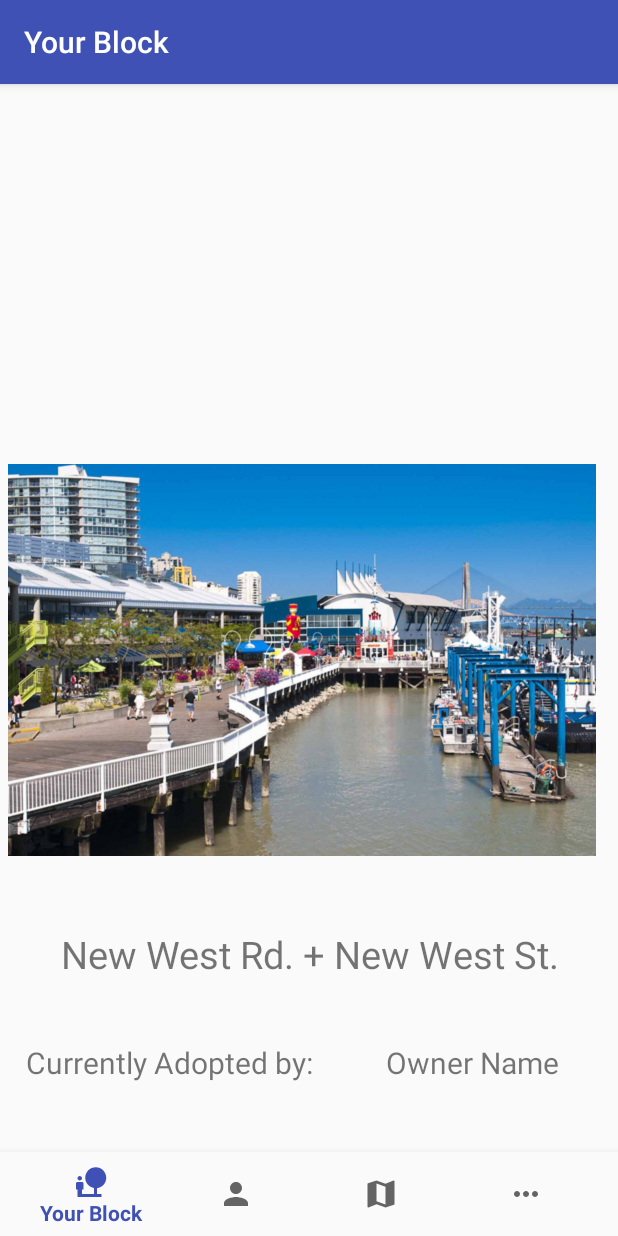
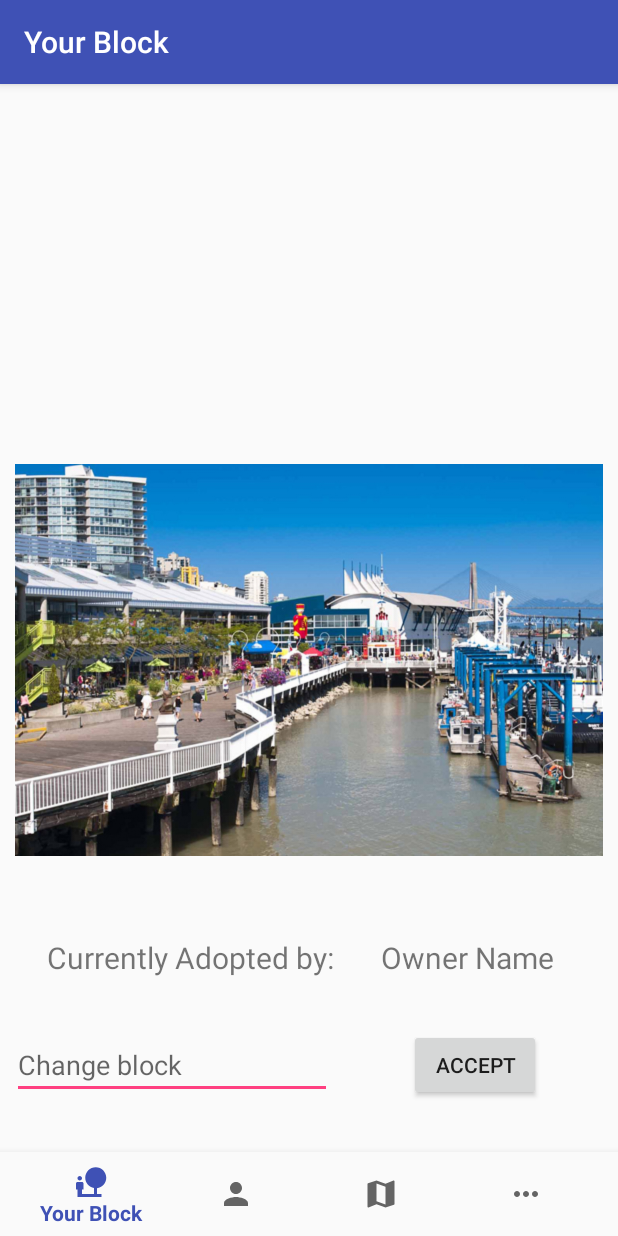
Before and after one commit to GordiArtur/AdoptABlock, an Android app: the screen it shows after launch (BlockActivity), on a phone screen of 412 x 824 dp. Run offline under Robolectric (Android 15) with nearby library versions, the phone set to English and light mode, and no system bars; our stand-ins replace Firebase (no records; nobody signed in at launch, a user with empty details on screens opened directly).

Commit message:
Created Firebase test function
-Logging in does not work currently

```diff
--- a/app/build.gradle
+++ b/app/build.gradle
@@ -25,6 +25,7 @@ dependencies {
     implementation 'com.android.support:design:26.1.0'
     implementation 'com.android.support.constraint:constraint-layout:1.0.2'
     implementation 'com.google.firebase:firebase-auth:11.8.0'
+    implementation 'com.google.firebase:firebase-database:11.8.0'
     implementation 'com.google.android.gms:play-services-maps:11.8.0'
     testImplementation 'junit:junit:4.12'
     androidTestImplementation 'com.android.support.test:runner:1.0.1'
--- a/app/src/main/java/com/example/gordiartur/adoptablock/BlockActivity.java
+++ b/app/src/main/java/com/example/gordiartur/adoptablock/BlockActivity.java
@@ -5,10 +5,88 @@ import android.os.Bundle;
 import android.support.annotation.NonNull;
 import android.support.design.widget.BottomNavigationView;
 import android.support.v7.app.AppCompatActivity;
+import android.util.Log;
 import android.view.MenuItem;
+import android.view.View;
+import android.widget.EditText;
 import android.widget.TextView;
 
+import com.google.firebase.database.DataSnapshot;
+import com.google.firebase.database.DatabaseError;
+import com.google.firebase.database.DatabaseReference;
+import com.google.firebase.database.FirebaseDatabase;
+import com.google.firebase.database.ValueEventListener;
+
 public class BlockActivity extends AppCompatActivity {
+    private static final String TAG = BlockActivity.class.getName();
+    private DatabaseReference mDatabase;
+    private String test_block_name_database;
+
+    /**
+     * Test Google Firebase by setting and getting values between the app and the cloud database
+     *
+     * use test user: test2@gmail.com pass: hunter2
+     */
+    private void testDatabase() {
+        FirebaseDatabase database = FirebaseDatabase.getInstance();
+        DatabaseReference myRef = database.getReference("test_field/would_nested_work?");
+        myRef.setValue("Artur was not here");
+
+        mDatabase = FirebaseDatabase.getInstance().getReference();
+
+        // Listens and updates the app in real time if a database value changes
+        myRef.addValueEventListener(new ValueEventListener() {
+            @Override
+            public void onDataChange(DataSnapshot dataSnapshot) {
+                // This method is called once with the initial value and again
+                // whenever data at this location is updated.
+                String value = dataSnapshot.getValue(String.class);
+                Log.d(TAG, "Value is: " + value);
+            }
+
+            @Override
+            public void onCancelled(DatabaseError error) {
+                // Failed to read value
+                Log.w(TAG, "Failed to read value.", error.toException());
+            }
+        });
+    }
+
+    /**
+     * Sets the street name based on the stored value in the database
+     * @TODO Convert to boolean
+     */
+    private void setStreetName() {
+
+    }
+
+    /**
+     * Change current block name by the one inputted by the user
+     * @param v View
+     */
+    public void block_adopt_block_clicked(View v) {
+        EditText text_val = findViewById(R.id.block_block_input_text);
+        TextView block_name_text = findViewById(R.id.block_street_name_text);
+        String block_name = text_val.getText().toString();
+
+        // Update block name if input is not empty
+        if (!block_name.isEmpty()) {
+            block_name_text.setText(block_name);
+        }
+    }
+
+    protected void onCreate(Bundle savedInstanceState) {
+        super.onCreate(savedInstanceState);
+        setContentView(R.layout.activity_block);
+
+        BottomNavigationView navigation = findViewById(R.id.navigation);
+        BottomNavigationViewHelper.disableShiftMode(navigation);
+        navigation.setSelectedItemId(R.id.navigation_block);
+        navigation.setOnNavigationItemSelectedListener(mOnNavigationItemSelectedListener);
+
+        // Test database functions
+        testDatabase();
+    }
 
     private BottomNavigationView.OnNavigationItemSelectedListener mOnNavigationItemSelectedListener
             = new BottomNavigationView.OnNavigationItemSelectedListener() {
@@ -36,16 +114,4 @@ public class BlockActivity extends AppCompatActivity {
             return false;
         }
     };
-
-    @Override
-    protected void onCreate(Bundle savedInstanceState) {
-        super.onCreate(savedInstanceState);
-        setContentView(R.layout.activity_block);
-
-        BottomNavigationView navigation = findViewById(R.id.navigation);
-        BottomNavigationViewHelper.disableShiftMode(navigation);
-        navigation.setSelectedItemId(R.id.navigation_block);
-        navigation.setOnNavigationItemSelectedListener(mOnNavigationItemSelectedListener);
-    }
-
 }
--- a/app/src/main/res/layout/activity_block.xml
+++ b/app/src/main/res/layout/activity_block.xml
@@ -24,7 +24,6 @@
         android:layout_marginBottom="196sp"
         app:layout_constraintBottom_toTopOf="@+id/navigation"
         app:layout_constraintEnd_toEndOf="parent"
-        app:layout_constraintHorizontal_bias="0.25"
         app:layout_constraintStart_toStartOf="parent"
         app:layout_constraintTop_toTopOf="parent"
         app:layout_constraintVertical_bias="1.0"
@@ -38,14 +37,14 @@
         android:layout_marginEnd="8sp"
         android:layout_marginStart="8sp"
         android:layout_marginTop="8sp"
-        android:text="@string/block_street_name"
+        android:text=""
         android:textSize="25sp"
         app:layout_constraintBottom_toTopOf="@+id/navigation"
         app:layout_constraintEnd_toEndOf="parent"
         app:layout_constraintHorizontal_bias="0.512"
         app:layout_constraintStart_toStartOf="parent"
         app:layout_constraintTop_toBottomOf="@+id/block_background_image"
-        app:layout_constraintVertical_bias="0.267" />
+        app:layout_constraintVertical_bias="0.0" />
 
     <TextView
         android:id="@+id/block_currently_adopted_text"
@@ -60,10 +59,10 @@
         android:textSize="20sp"
         app:layout_constraintBottom_toTopOf="@+id/navigation"
         app:layout_constraintEnd_toEndOf="parent"
-        app:layout_constraintHorizontal_bias="0.045"
+        app:layout_constraintHorizontal_bias="0.114"
         app:layout_constraintStart_toStartOf="parent"
         app:layout_constraintTop_toBottomOf="@+id/block_street_name_text"
-        app:layout_constraintVertical_bias="0.47" />
+        app:layout_constraintVertical_bias="0.018" />
 
     <TextView
         android:id="@+id/block_owner_name_text"
@@ -78,9 +77,39 @@
         android:textSize="20sp"
         app:layout_constraintBottom_toTopOf="@+id/navigation"
         app:layout_constraintEnd_toEndOf="parent"
-        app:layout_constraintHorizontal_bias="0.568"
+        app:layout_constraintHorizontal_bias="0.406"
         app:layout_constraintStart_toEndOf="@+id/block_currently_adopted_text"
         app:layout_constraintTop_toBottomOf="@+id/block_street_name_text"
-        app:layout_constraintVertical_bias="0.47" />
+        app:layout_constraintVertical_bias="0.018" />
+
+    <EditText
+        android:id="@+id/block_block_input_text"
+        android:layout_width="wrap_content"
+        android:layout_height="wrap_content"
+        android:layout_marginBottom="8dp"
+        android:layout_marginStart="8dp"
+        android:layout_marginTop="8dp"
+        android:ems="10"
+        android:inputType="textPersonName"
+        android:text=""
+        android:hint="Change block"
+        app:layout_constraintBottom_toTopOf="@+id/navigation"
+        app:layout_constraintStart_toStartOf="parent"
+        app:layout_constraintTop_toBottomOf="@+id/block_currently_adopted_text" />
+
+    <Button
+        android:id="@+id/block_adopt_block_button"
+        android:onClick="block_adopt_block_clicked"
+        android:layout_width="wrap_content"
+        android:layout_height="wrap_content"
+        android:layout_marginBottom="8dp"
+        android:layout_marginEnd="8dp"
+        android:layout_marginStart="8dp"
+        android:layout_marginTop="8dp"
+        android:text="Accept"
+        app:layout_constraintBottom_toTopOf="@+id/navigation"
+        app:layout_constraintEnd_toEndOf="parent"
+        app:layout_constraintStart_toEndOf="@+id/block_block_input_text"
+        app:layout_constraintTop_toBottomOf="@+id/block_owner_name_text" />
 
 </android.support.constraint.ConstraintLayout>
```
